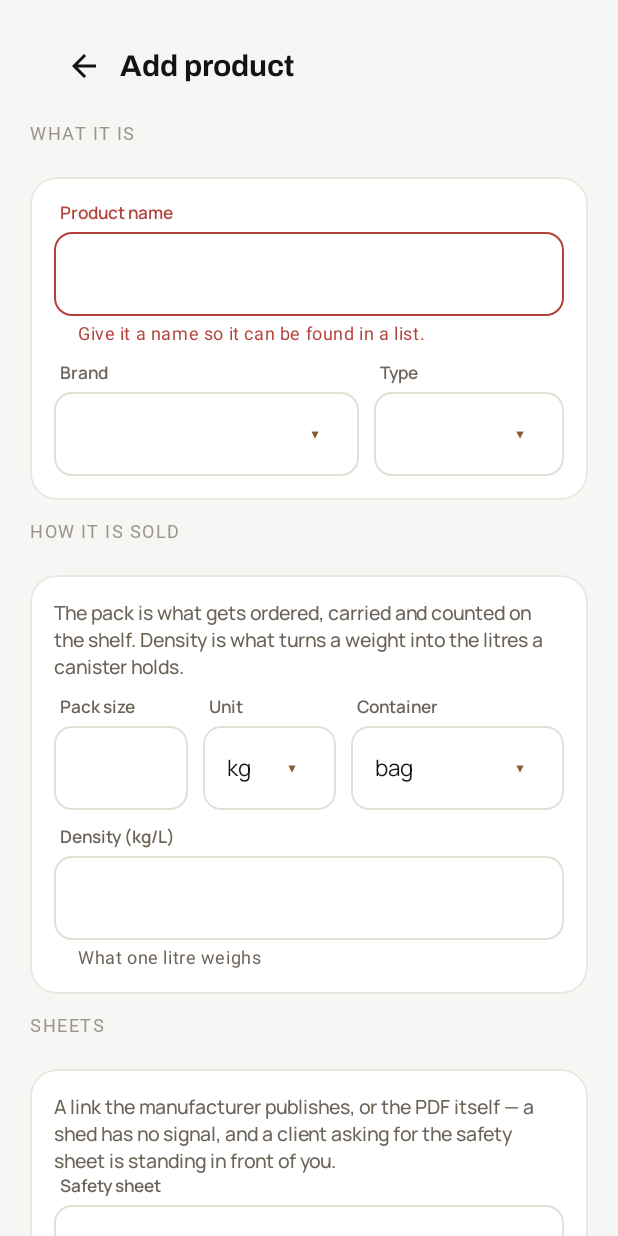
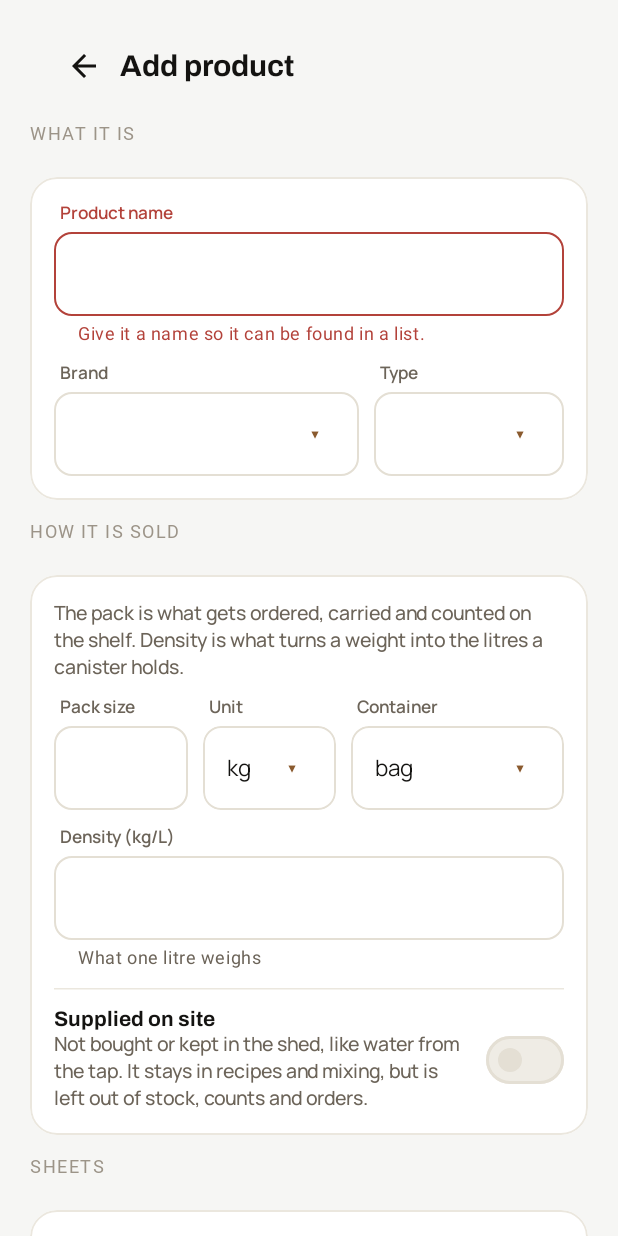
Before and after one commit to ic3e/MixMaster, an Android app built with Jetpack Compose: the AddEditProductScreen screen opened through its navigation route, on a phone screen of 412 x 824 dp. Run offline under Robolectric (Android 15) with nearby library versions, the phone set to English and light mode, and no system bars; our stand-ins replace Room's generated code; network calls fail; Roboto replaces fonts that are not available here.

Commit message:
Water comes from the tap, not the shed
Products can now be marked Supplied on site (a switch on the product form),
and Water is marked so by migration 14 -> 15 and by the seed. Such a product
stays in every recipe, the calculator and mixing, but it is never booked
against a job, never short, never ordered, and it is gone from the warehouse
list and the stock count. A job's Materials tab lists it under its own
Supplied on site card with the amount the job needs, instead of as a red
shortfall on the list the van is loaded from.

Co-Authored-By: Claude Opus 5.5 <noreply@anthropic.com>
Claude-Session: https://claude.ai/code/session_01HrU2XcX9JfgvH4u48BahY3

```diff
--- a/app/src/main/java/com/conwic/mixmaster/data/db/AppDatabase.kt
+++ b/app/src/main/java/com/conwic/mixmaster/data/db/AppDatabase.kt
@@ -64,7 +64,7 @@ const val DATABASE_NAME = "mixmaster.db"
         DeliveryEntity::class,
         MaterialUseEntity::class,
     ],
-    version = 14,
+    version = 15,
     exportSchema = true,
 )
 @TypeConverters(Converters::class)
@@ -580,6 +580,18 @@ abstract class AppDatabase : RoomDatabase() {
             }
         }
 
+        /**
+         * Products found on site rather than bought. Water is the one there already is: the
+         * shared Water every recipe points at, which the earlier migrations and the seed both
+         * file under the Water category.
+         */
+        private val MIGRATION_14_15 = object : Migration(14, 15) {
+            override fun migrate(db: SupportSQLiteDatabase) {
+                db.execSQL("ALTER TABLE products ADD COLUMN suppliedOnSite INTEGER NOT NULL DEFAULT 0")
+                db.execSQL("UPDATE products SET suppliedOnSite = 1 WHERE category = 'Water' OR lower(name) = 'water'")
+            }
+        }
+
         private fun build(context: Context): AppDatabase =
             Room.databaseBuilder(context.applicationContext, AppDatabase::class.java, DATABASE_NAME)
                 .addMigrations(
@@ -595,6 +607,7 @@ abstract class AppDatabase : RoomDatabase() {
                     MIGRATION_11_12,
                     MIGRATION_12_13,
                     MIGRATION_13_14,
+                    MIGRATION_14_15,
                 )
                 // Last resort only: with a migration in place this shouldn't fire, but it keeps
                 // the app openable rather than stuck if a future version misses a path.
--- a/app/src/main/java/com/conwic/mixmaster/data/db/entity/ProductEntity.kt
+++ b/app/src/main/java/com/conwic/mixmaster/data/db/entity/ProductEntity.kt
@@ -71,6 +71,11 @@ data class ProductEntity(
      */
     @ColumnInfo(defaultValue = "") val safetySheetUrl: String = "",
     @ColumnInfo(defaultValue = "") val technicalSheetUrl: String = "",
+    /**
+     * Not bought or kept: found on site. Water, above all — it comes out of the client's tap,
+     * so it belongs in every recipe and batch but never on the shelf, in a count or on an order.
+     */
+    @ColumnInfo(defaultValue = "0") val suppliedOnSite: Boolean = false,
 )
 
 @Entity(
--- a/app/src/main/java/com/conwic/mixmaster/data/seed/SeedData.kt
+++ b/app/src/main/java/com/conwic/mixmaster/data/seed/SeedData.kt
@@ -207,7 +207,8 @@ object SeedData {
         suspend fun water(): Long {
             if (waterId == 0L) {
                 waterId = productDao.insertProduct(
-                    boughtItem(brand = "", name = "Water", category = "Water", unit = "L", type = "canister", density = 1.0),
+                    boughtItem(brand = "", name = "Water", category = "Water", unit = "L", type = "canister", density = 1.0)
+                        .copy(suppliedOnSite = true),
                 )
             }
             return waterId
--- a/app/src/main/java/com/conwic/mixmaster/domain/Stock.kt
+++ b/app/src/main/java/com/conwic/mixmaster/domain/Stock.kt
@@ -173,7 +173,8 @@ fun bookingsByProduct(
         roomsByProject[project.id].orEmpty().sortedBy { it.sortOrder }.forEach { room ->
             needsForRoom(room, layersByRoom[room.id].orEmpty(), mixes, products)
                 .forEach { (productId, amount) ->
-                    if (amount > 0.0) {
+                    // Water from the client's tap is not the shed's to hold back for anybody.
+                    if (amount > 0.0 && products[productId]?.suppliedOnSite != true) {
                         totals[productId] = (totals[productId] ?: 0.0) + amount
                         byRoom.getOrPut(productId) { mutableListOf() }
                             .add(BookingRoom(room.id, room.name, amount))
--- a/app/src/main/java/com/conwic/mixmaster/ui/products/AddEditProductScreen.kt
+++ b/app/src/main/java/com/conwic/mixmaster/ui/products/AddEditProductScreen.kt
@@ -15,8 +15,11 @@ import androidx.compose.runtime.remember
 import androidx.compose.runtime.setValue
 import androidx.compose.ui.platform.LocalContext
 import com.conwic.mixmaster.data.docs.SheetStore
+import androidx.compose.material3.HorizontalDivider
 import androidx.compose.material3.MaterialTheme
+import androidx.compose.material3.Switch
 import androidx.compose.material3.Text
+import androidx.compose.ui.Alignment
 import androidx.compose.runtime.Composable
 import androidx.compose.runtime.collectAsState
 import androidx.compose.runtime.getValue
@@ -163,6 +166,22 @@ fun AddEditProductScreen(navController: NavHostController, productId: Long?) {
                         ?: stringResource(R.string.product_density_hint),
                     modifier = Modifier.padding(top = 10.dp),
                 )
+                HorizontalDivider(
+                    color = MaterialTheme.colorScheme.outlineVariant,
+                    modifier = Modifier.padding(vertical = 12.dp),
+                )
+                Row(modifier = Modifier.fillMaxWidth(), verticalAlignment = Alignment.CenterVertically) {
+                    // Weighted, so a long line in Finnish wraps instead of pushing the switch off.
+                    Column(modifier = Modifier.weight(1f).padding(end = 12.dp)) {
+                        Text(text = stringResource(R.string.product_on_site), style = MaterialTheme.typography.titleMedium)
+                        Text(
+                            text = stringResource(R.string.product_on_site_note),
+                            style = MaterialTheme.typography.bodyMedium,
+                            color = MaterialTheme.colorScheme.onSurfaceVariant,
+                        )
+                    }
+                    Switch(checked = state.suppliedOnSite, onCheckedChange = viewModel::setSuppliedOnSite)
+                }
             }
         }
 
--- a/app/src/main/java/com/conwic/mixmaster/ui/products/AddEditProductViewModel.kt
+++ b/app/src/main/java/com/conwic/mixmaster/ui/products/AddEditProductViewModel.kt
@@ -41,6 +41,8 @@ data class ProductFormState(
     /** A link the manufacturer publishes, or a file:// URI of a PDF copied into the app. */
     val safetySheet: String = "",
     val technicalSheet: String = "",
+    /** Found on site rather than bought — water from the tap. Kept off the shelf and off orders. */
+    val suppliedOnSite: Boolean = false,
     val brands: List<String> = emptyList(),
     val categories: List<String> = emptyList(),
 ) {
@@ -87,6 +89,7 @@ class AddEditProductViewModel(
                         datasheetUrl = existing.datasheetUrl,
                         safetySheet = existing.safetySheetUrl,
                         technicalSheet = existing.technicalSheetUrl,
+                        suppliedOnSite = existing.suppliedOnSite,
                     )
                 }
             }
@@ -106,6 +109,7 @@ class AddEditProductViewModel(
     fun setPackUnit(value: String) = _formState.update { it.copy(packUnit = value) }
     fun setPackType(value: String) = _formState.update { it.copy(packType = value) }
     fun setDensity(value: String) = _formState.update { it.copy(densityText = value) }
+    fun setSuppliedOnSite(value: Boolean) = _formState.update { it.copy(suppliedOnSite = value) }
     fun setDatasheetUrl(value: String) = _formState.update { it.copy(datasheetUrl = value) }
 
     fun setSafetySheet(value: String) = _formState.update { it.copy(safetySheet = value) }
@@ -167,6 +171,9 @@ class AddEditProductViewModel(
                     densityKgPerL = state.densityText.toNumberOr(0.0),
                     safetySheetUrl = state.safetySheet.trim(),
                     technicalSheetUrl = state.technicalSheet.trim(),
+                    // Carried through by hand: this row is built fresh from the form, and anything
+                    // the form does not know about would be reset to its default on every save.
+                    suppliedOnSite = state.suppliedOnSite,
                 ),
             )
             onSaved()
--- a/app/src/main/java/com/conwic/mixmaster/ui/projects/ProjectDetailScreen.kt
+++ b/app/src/main/java/com/conwic/mixmaster/ui/projects/ProjectDetailScreen.kt
@@ -102,6 +102,7 @@ fun ProjectDetailScreen(navController: NavHostController, projectId: Long) {
     val data by viewModel.data.collectAsState()
     val roomCoats by viewModel.roomCoats.collectAsState()
     val materials by viewModel.materials.collectAsState()
+    val siteMaterials by viewModel.siteMaterials.collectAsState()
     val recordedMixes by viewModel.recordedMixes.collectAsState()
     val role by container.userPrefs.role.collectAsState(initial = Role.EMPLOYER)
     val project = data.project ?: return
@@ -242,6 +243,7 @@ fun ProjectDetailScreen(navController: NavHostController, projectId: Long) {
                     data = data,
                     roomCoats = roomCoats,
                     materials = materials,
+                    siteMaterials = siteMaterials,
                     mixes = recordedMixes,
                     isEmployer = role == Role.EMPLOYER,
                     onRemoveMix = viewModel::removeRecordedMix,
--- a/app/src/main/java/com/conwic/mixmaster/ui/warehouse/StockCountViewModel.kt
+++ b/app/src/main/java/com/conwic/mixmaster/ui/warehouse/StockCountViewModel.kt
@@ -33,6 +33,7 @@ class StockCountViewModel(
     ) { products, stock ->
         val byProduct = stock.associateBy { it.productId }
         products
+            .filterNot { it.suppliedOnSite }
             .map { productStock(product = it, stock = byProduct[it.id], bookings = emptyList()) }
             .sortedWith(compareBy({ it.brand.isBlank() }, { it.brand.lowercase() }, { it.name.lowercase() }))
     }.stateIn(viewModelScope, SharingStarted.Eagerly, null)
@@ -73,7 +74,7 @@ class StockCountViewModel(
             val shelf = writes.withLock {
                 val products = productRepository.observeAll().first()
                 val stock = stockRepository.observeAll().first().associateBy { it.productId }
-                products.associate { product ->
+                products.filterNot { it.suppliedOnSite }.associate { product ->
                     val row = stock[product.id]
                     product.id to ShelfFigure(row?.fullPacks ?: 0, row?.openAmount ?: 0.0)
                 }
--- a/app/src/main/java/com/conwic/mixmaster/ui/warehouse/WarehouseViewModel.kt
+++ b/app/src/main/java/com/conwic/mixmaster/ui/warehouse/WarehouseViewModel.kt
@@ -67,7 +67,8 @@ class WarehouseViewModel(
         onTheWay,
     ) { products, stock, booked, coming ->
         val stockByProduct = stock.associateBy { it.productId }
-        products.map { product ->
+        // Nothing found on site is kept in the shed, so it has no place on its shelves.
+        products.filterNot { it.suppliedOnSite }.map { product ->
             productStock(
                 product = product,
                 stock = stockByProduct[product.id],
--- a/app/src/main/res/values/strings.xml
+++ b/app/src/main/res/values/strings.xml
@@ -796,4 +796,10 @@
     <string name="sc_nothing_body">Stop the count without saving it? The last count stays as it was.</string>
     <string name="sc_stop_count">Stop count</string>
     <string name="wh_order_short">Order</string>
+
+    <!-- Found on site rather than bought -->
+    <string name="product_on_site">Supplied on site</string>
+    <string name="product_on_site_note">Not bought or kept in the shed, like water from the tap. It stays in recipes and mixing, but is left out of stock, counts and orders.</string>
+    <string name="prj_on_site">Supplied on site</string>
+    <string name="prj_on_site_note">Not taken from the shed. Make sure it is there on the day.</string>
 </resources>
```
Also changed, not shown: app/src/main/java/com/conwic/mixmaster/ui/products/ProductDetailScreen.kt (+6 -1 lines), app/src/main/java/com/conwic/mixmaster/ui/projects/ProjectDetailTabs.kt (+23 -0 lines), app/src/main/java/com/conwic/mixmaster/ui/projects/ProjectDetailViewModel.kt (+14 -1 lines), 2 other files.
